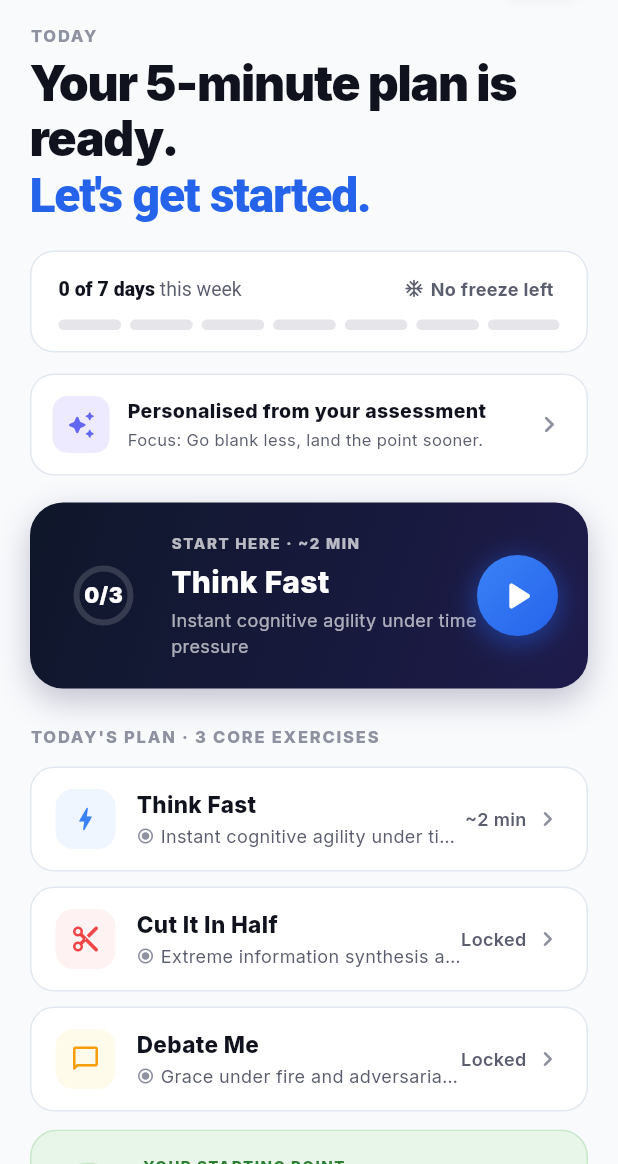
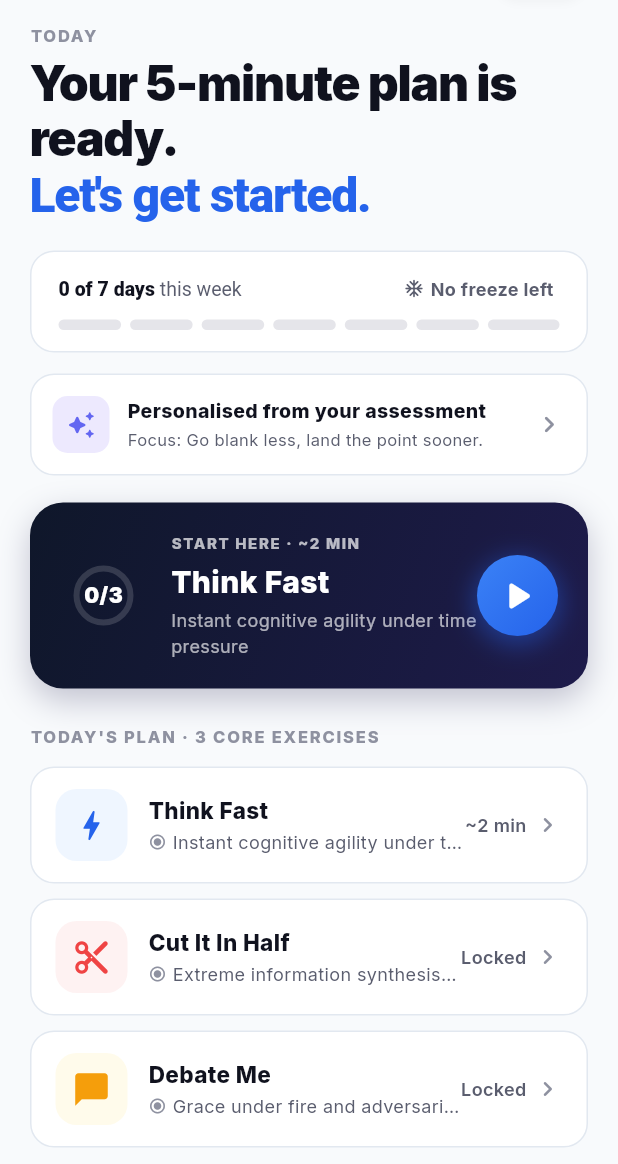
Before and after one commit to webseo-syedazeem/Hakiri-APP, a Flutter app: the HomeScreenContent widget shown alone on an empty page, opened directly, on a phone screen of 412 x 824 dp, the part 72-1236 px from its top. Run offline on Flutter 3.47's test engine with Material 3 defaults, Android fonts, the phone set to English and light mode, and no system bars; our stand-ins replace audioplayers, firebase_analytics, firebase_auth, firebase_core, firebase_crashlytics, firebase_messaging and 9 more; missing offline and left inert: record; accounts and stored records are empty.

Commit message:
fix: tighten exercise carousel spacing + correct/enlarge Today icons
- Carousel: cap card height so the middle whitespace is gone (compact like design)
- Today plan: correct per-activity icons (One Minute Expert was showing a bolt),
  enlarge icon tiles 40->48 for clarity

Co-Authored-By: Claude Opus 4.8 <noreply@anthropic.com>

```diff
--- a/lib/screens/home_screen.dart
+++ b/lib/screens/home_screen.dart
@@ -798,16 +798,22 @@ class HomeScreenContent extends StatelessWidget {
 
   static (IconData, Color, Color) _exerciseVisual(String slug) {
     switch (slug) {
+      case 'think_fast':
+        return (Icons.bolt_rounded, const Color(0xFF2563EB), const Color(0xFFEFF6FF));
       case 'cut_it_in_half':
         return (Icons.content_cut_rounded, const Color(0xFFEF4444), const Color(0xFFFEF2F2));
       case 'debate_me':
-        return (Icons.chat_bubble_outline_rounded, const Color(0xFFF59E0B), const Color(0xFFFFFBEB));
+        return (Icons.chat_bubble_rounded, const Color(0xFFF59E0B), const Color(0xFFFFFBEB));
+      case 'connect_the_dots':
+        return (Icons.hub_rounded, const Color(0xFF9333EA), const Color(0xFFF5F3FF));
       case 'storytelling_gym':
-        return (Icons.auto_stories_outlined, const Color(0xFF8B5CF6), const Color(0xFFF5F3FF));
+        return (Icons.auto_stories_rounded, const Color(0xFF8B5CF6), const Color(0xFFF5F3FF));
+      case 'one_minute_expert':
+        return (Icons.timer_rounded, const Color(0xFFEA580C), const Color(0xFFFFF1EC));
       case 'explain_it_simply':
-        return (Icons.lightbulb_outline_rounded, const Color(0xFF10B981), const Color(0xFFECFDF5));
+        return (Icons.lightbulb_rounded, const Color(0xFF10B981), const Color(0xFFECFDF5));
       default:
-        return (Icons.bolt_rounded, const Color(0xFF3B82F6), const Color(0xFFEFF6FF));
+        return (Icons.bolt_rounded, const Color(0xFF2563EB), const Color(0xFFEFF6FF));
     }
   }
 
@@ -835,14 +841,14 @@ class HomeScreenContent extends StatelessWidget {
         child: Row(
           children: [
             Container(
-              width: 40,
-              height: 40,
+              width: 48,
+              height: 48,
               decoration: BoxDecoration(
                 color: iconBgColor,
-                borderRadius: BorderRadius.circular(12),
+                borderRadius: BorderRadius.circular(14),
               ),
               alignment: Alignment.center,
-              child: Icon(icon, color: iconColor, size: 20),
+              child: Icon(icon, color: iconColor, size: 26),
             ),
             const SizedBox(width: 14),
             Expanded(
--- a/lib/screens/landing_screen.dart
+++ b/lib/screens/landing_screen.dart
@@ -770,7 +770,11 @@ class _LandingScreenState extends State<LandingScreen>
                           );
                         }
                       },
-                      child: Container(
+                      child: Align(
+                        alignment: Alignment.topCenter,
+                        child: ConstrainedBox(
+                        constraints: const BoxConstraints(maxHeight: 460),
+                        child: Container(
                         clipBehavior: Clip.antiAlias,
                         decoration: BoxDecoration(
                           color: Colors.white,
@@ -900,7 +904,7 @@ class _LandingScreenState extends State<LandingScreen>
                                     );
                                   },
                                   child: Transform.scale(
-                                    scale: 1.26,
+                                    scale: 1.14,
                                     alignment: Alignment.bottomCenter,
                                     child: Padding(
                                       padding:
@@ -920,6 +924,8 @@ class _LandingScreenState extends State<LandingScreen>
                             ),
                           ],
                         ),
+                      ),
+                      ),
                       ),
                     ),
                   ),
```
